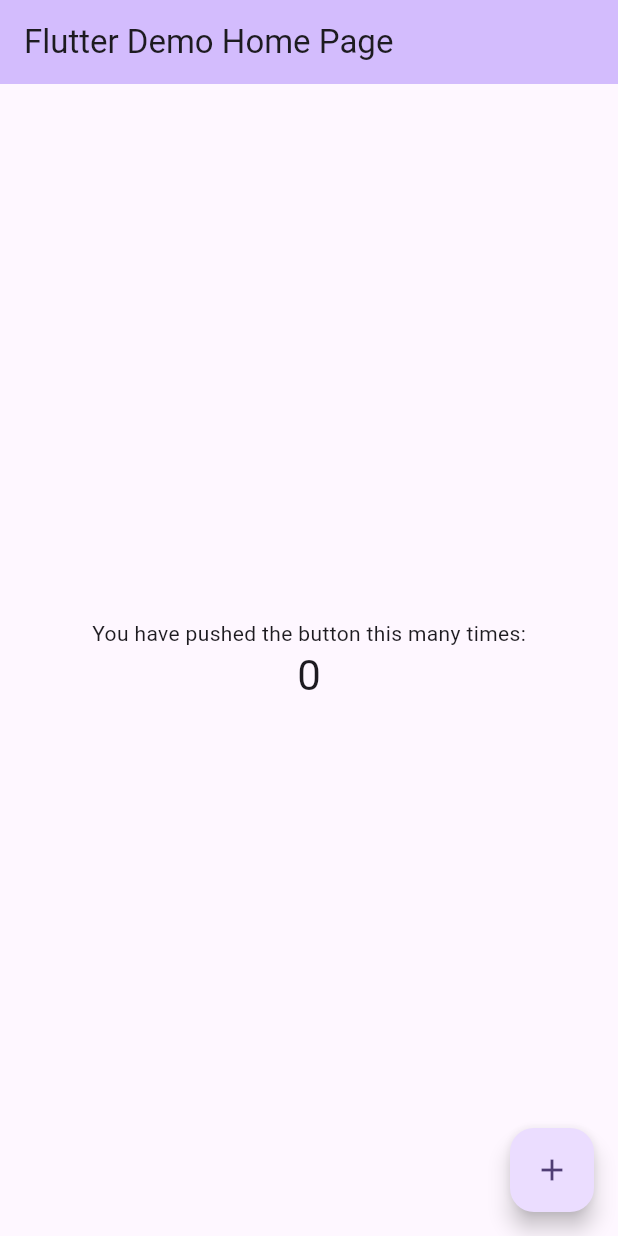
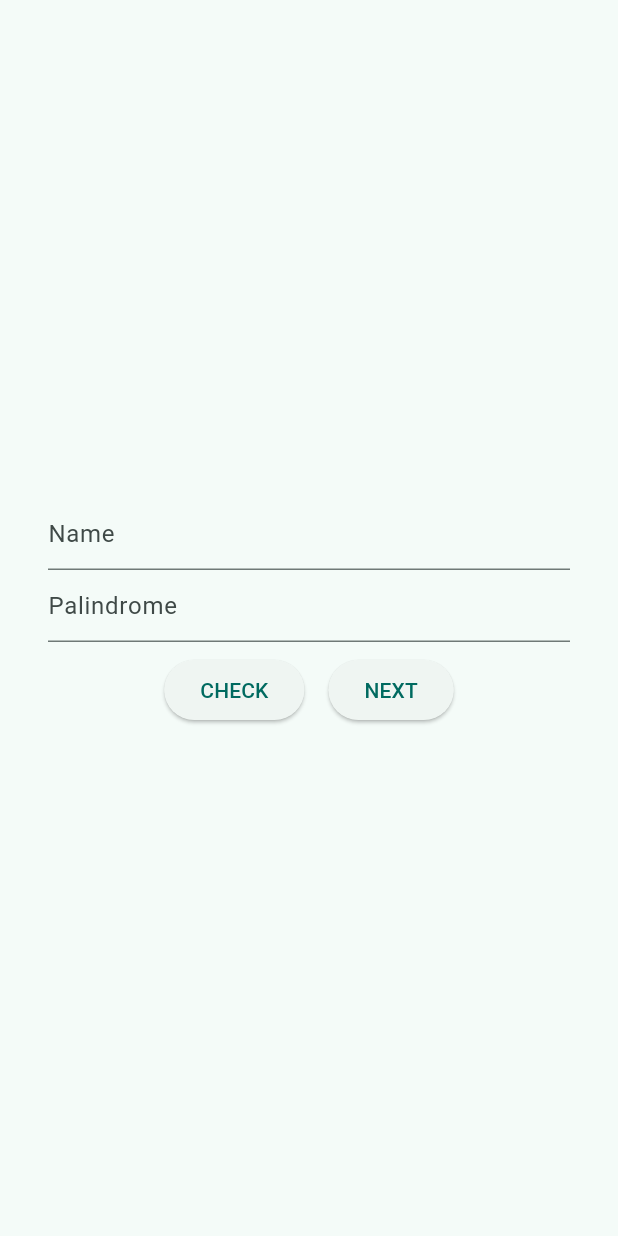
Before and after one commit to zakymzn/suitmedia-km-test, a Flutter app: the screen it shows after launch, on a phone screen of 412 x 824 dp. Run offline on Flutter 3.47's test engine with Material 2 defaults, Android fonts, the phone set to English and light mode, and no system bars.

Commit message:
membuat halaman 1, 2, dan 3, serta menambahkan fungsi palindrome pada halaman 1

```diff
--- a/lib/main.dart
+++ b/lib/main.dart
@@ -1,4 +1,5 @@
 import 'package:flutter/material.dart';
+import 'package:suitmedia_km_test/page1.dart';
 
 void main() {
   runApp(const MyApp());
@@ -7,119 +8,15 @@ void main() {
 class MyApp extends StatelessWidget {
   const MyApp({super.key});
 
-  // This widget is the root of your application.
   @override
   Widget build(BuildContext context) {
     return MaterialApp(
       title: 'Flutter Demo',
       theme: ThemeData(
-        // This is the theme of your application.
-        //
-        // TRY THIS: Try running your application with "flutter run". You'll see
-        // the application has a blue toolbar. Then, without quitting the app,
-        // try changing the seedColor in the colorScheme below to Colors.green
-        // and then invoke "hot reload" (save your changes or press the "hot
-        // reload" button in a Flutter-supported IDE, or press "r" if you used
-        // the command line to start the app).
-        //
-        // Notice that the counter didn't reset back to zero; the application
-        // state is not lost during the reload. To reset the state, use hot
-        // restart instead.
-        //
-        // This works for code too, not just values: Most code changes can be
-        // tested with just a hot reload.
-        colorScheme: ColorScheme.fromSeed(seedColor: Colors.deepPurple),
+        colorScheme: ColorScheme.fromSeed(seedColor: Colors.teal),
         useMaterial3: true,
       ),
-      home: const MyHomePage(title: 'Flutter Demo Home Page'),
+      home: const Page1(),
     );
   }
 }
-
-class MyHomePage extends StatefulWidget {
-  const MyHomePage({super.key, required this.title});
-
-  // This widget is the home page of your application. It is stateful, meaning
-  // that it has a State object (defined below) that contains fields that affect
-  // how it looks.
-
-  // This class is the configuration for the state. It holds the values (in this
-  // case the title) provided by the parent (in this case the App widget) and
-  // used by the build method of the State. Fields in a Widget subclass are
-  // always marked "final".
-
-  final String title;
-
-  @override
-  State<MyHomePage> createState() => _MyHomePageState();
-}
-
-class _MyHomePageState extends State<MyHomePage> {
-  int _counter = 0;
-
-  void _incrementCounter() {
-    setState(() {
-      // This call to setState tells the Flutter framework that something has
-      // changed in this State, which causes it to rerun the build method below
-      // so that the display can reflect the updated values. If we changed
-      // _counter without calling setState(), then the build method would not be
-      // called again, and so nothing would appear to happen.
-      _counter++;
-    });
-  }
-
-  @override
-  Widget build(BuildContext context) {
-    // This method is rerun every time setState is called, for instance as done
-    // by the _incrementCounter method above.
-    //
-    // The Flutter framework has been optimized to make rerunning build methods
-    // fast, so that you can just rebuild anything that needs updating rather
-    // than having to individually change instances of widgets.
-    return Scaffold(
-      appBar: AppBar(
-        // TRY THIS: Try changing the color here to a specific color (to
-        // Colors.amber, perhaps?) and trigger a hot reload to see the AppBar
-        // change color while the other colors stay the same.
-        backgroundColor: Theme.of(context).colorScheme.inversePrimary,
-        // Here we take the value from the MyHomePage object that was created by
-        // the App.build method, and use it to set our appbar title.
-        title: Text(widget.title),
-      ),
-      body: Center(
-        // Center is a layout widget. It takes a single child and positions it
-        // in the middle of the parent.
-        child: Column(
-          // Column is also a layout widget. It takes a list of children and
-          // arranges them vertically. By default, it sizes itself to fit its
-          // children horizontally, and tries to be as tall as its parent.
-          //
-          // Column has various properties to control how it sizes itself and
-          // how it positions its children. Here we use mainAxisAlignment to
-          // center the children vertically; the main axis here is the vertical
-          // axis because Columns are vertical (the cross axis would be
-          // horizontal).
-          //
-          // TRY THIS: Invoke "debug painting" (choose the "Toggle Debug Paint"
-          // action in the IDE, or press "p" in the console), to see the
-          // wireframe for each widget.
-          mainAxisAlignment: MainAxisAlignment.center,
-          children: <Widget>[
-            const Text(
-              'You have pushed the button this many times:',
-            ),
-            Text(
-              '$_counter',
-              style: Theme.of(context).textTheme.headlineMedium,
-            ),
-          ],
-        ),
-      ),
-      floatingActionButton: FloatingActionButton(
-        onPressed: _incrementCounter,
-        tooltip: 'Increment',
-        child: const Icon(Icons.add),
-      ), // This trailing comma makes auto-formatting nicer for build methods.
-    );
-  }
-}
--- /dev/null
+++ b/lib/page1.dart
@@ -0,0 +1,119 @@
+import 'package:flutter/material.dart';
+import 'package:suitmedia_km_test/page2.dart';
+
+class Page1 extends StatefulWidget {
+  const Page1({super.key});
+
+  @override
+  State<Page1> createState() => _Page1State();
+}
+
+class _Page1State extends State<Page1> {
+  final _formKey = GlobalKey<FormState>();
+  TextEditingController nameController = TextEditingController();
+  TextEditingController palindromeController = TextEditingController();
+
+  String reverseText(String input) {
+    var chars = input.split('');
+    return chars.reversed.join();
+  }
+
+  @override
+  Widget build(BuildContext context) {
+    return Scaffold(
+      body: Form(
+        key: _formKey,
+        child: Padding(
+          padding: const EdgeInsets.all(32),
+          child: Column(
+            mainAxisAlignment: MainAxisAlignment.center,
+            children: [
+              TextFormField(
+                controller: nameController,
+                decoration: InputDecoration(hintText: 'Name'),
+                validator: (value) {
+                  if (value == null || value.isEmpty) {
+                    return 'Please enter name';
+                  }
+                  return null;
+                },
+              ),
+              TextFormField(
+                controller: palindromeController,
+                decoration: InputDecoration(hintText: 'Palindrome'),
+                validator: (value) {
+                  if (value == null || value.isEmpty) {
+                    return 'Please enter some text';
+                  }
+                  return null;
+                },
+              ),
+              Padding(
+                padding: const EdgeInsets.all(8.0),
+                child: Row(
+                  mainAxisAlignment: MainAxisAlignment.center,
+                  children: [
+                    ElevatedButton(
+                      onPressed: () {
+                        if (_formKey.currentState!.validate()) {
+                          showDialog(
+                            context: context,
+                            builder: (context) => Dialog(
+                              child: Padding(
+                                padding: EdgeInsets.all(8),
+                                child: Column(
+                                  mainAxisSize: MainAxisSize.min,
+                                  mainAxisAlignment: MainAxisAlignment.center,
+                                  children: [
+                                    Builder(
+                                      builder: (context) {
+                                        if (palindromeController.text
+                                                .toLowerCase() !=
+                                            reverseText(palindromeController
+                                                .text
+                                                .toLowerCase())) {
+                                          return Text('Not Palindrome');
+                                        } else {
+                                          return Text('Is Palindrome');
+                                        }
+                                      },
+                                    ),
+                                    TextButton(
+                                      onPressed: () {
+                                        Navigator.pop(context);
+                                      },
+                                      child: Text('Close'),
+                                    ),
+                                  ],
+                                ),
+                              ),
+                            ),
+                          );
+                        }
+                      },
+                      child: Text('CHECK'),
+                    ),
+                    SizedBox(
+                      width: 16,
+                    ),
+                    ElevatedButton(
+                      onPressed: () {
+                        Navigator.push(
+                          context,
+                          MaterialPageRoute(
+                            builder: (context) => Page2(),
+                          ),
+                        );
+                      },
+                      child: Text('NEXT'),
+                    ),
+                  ],
+                ),
+              ),
+            ],
+          ),
+        ),
+      ),
+    );
+  }
+}
```
Also changed, not shown: lib/page2.dart (added, +42 -0 lines), lib/page3.dart (added, +27 -0 lines).
